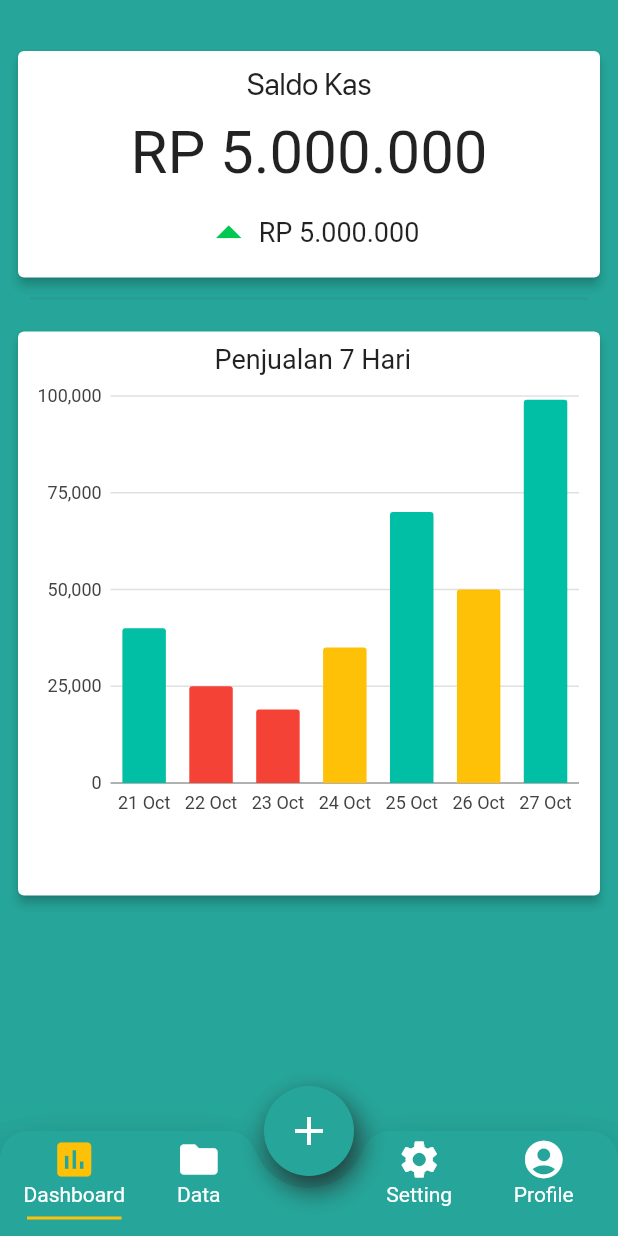
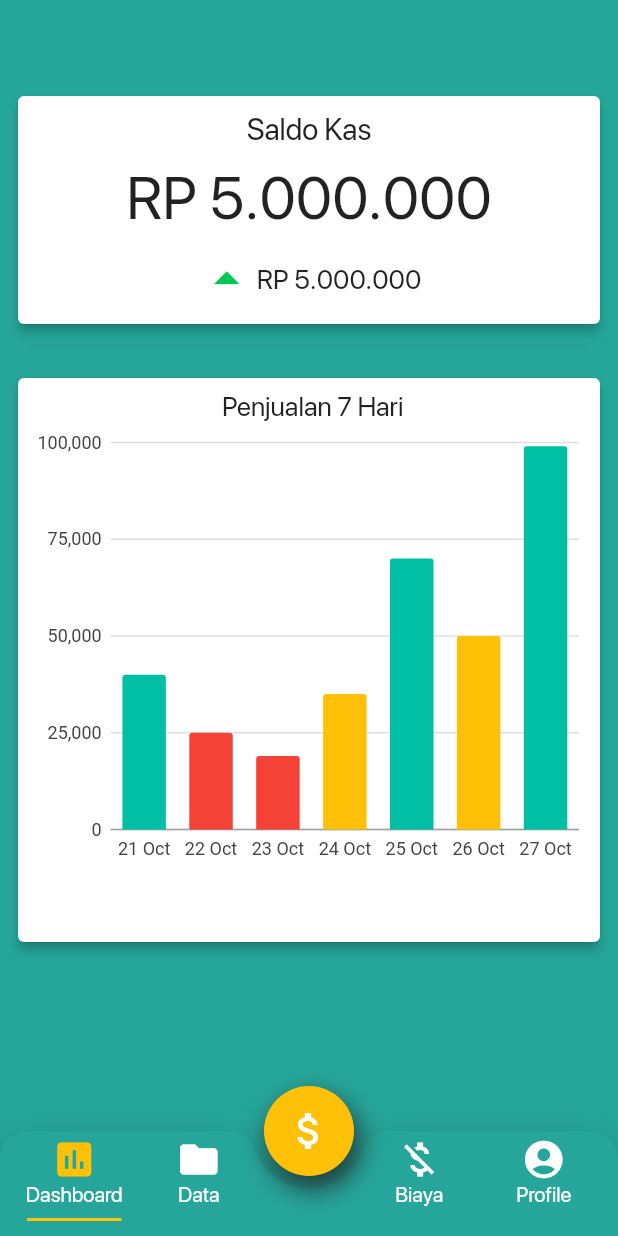
Before and after one commit to freydikagumilang/flutter_maubayar, a Flutter app: the screen it shows after launch, on a phone screen of 412 x 824 dp. Run offline on Flutter 3.47's test engine with Material 2 defaults, Android fonts, the phone set to English and light mode, and no system bars; our stand-ins replace bloc, charts_flutter, flutter_bloc, sqflite; missing offline and left inert: esc_pos_bluetooth, esc_pos_utils; accounts and stored records are empty.

```diff
--- a/lib/bottom_navigation_view/bottom_bar_view.dart
+++ b/lib/bottom_navigation_view/bottom_bar_view.dart
@@ -142,7 +142,7 @@ class _BottomBarViewState extends State<BottomBarView>
                     child: Container(
                       // alignment: Alignment.center,s
                         decoration: BoxDecoration(
-                        color: FitnessAppTheme.tosca,
+                        color: FitnessAppTheme.yellow,
                         shape: BoxShape.circle,
                         boxShadow: <BoxShadow>[
                           BoxShadow(
@@ -162,7 +162,7 @@ class _BottomBarViewState extends State<BottomBarView>
                             widget.addClick();
                           },
                           child: Icon(
-                            Icons.add,
+                            Icons.attach_money,
                             color: FitnessAppTheme.white,
                             size: 32,
                           ),
--- a/lib/dashboard/dashboard.dart
+++ b/lib/dashboard/dashboard.dart
@@ -19,6 +19,7 @@ class _DashboardState extends State<Dashboard> {
         child: Scaffold(
       backgroundColor: Colors.transparent,
       body: Container(
+        padding: EdgeInsets.only(top: 30),
         color: FitnessAppTheme.tosca,
         child: Column(
           crossAxisAlignment: CrossAxisAlignment.stretch,
--- a/lib/homescreen.dart
+++ b/lib/homescreen.dart
@@ -2,6 +2,7 @@ import 'package:flutter/material.dart';
 import 'package:maubayar/dashboard/dashboard.dart';
 import 'package:maubayar/masterdata.dart';
 import 'package:maubayar/models/tabIcon_data.dart';
+import 'package:maubayar/ui_view/biaya/input_biaya.dart';
 import 'bottom_navigation_view/bottom_bar_view.dart';
 import 'fintness_app_theme.dart';
 
@@ -37,6 +38,8 @@ class _HomeScreenState extends State<HomeScreen>with TickerProviderStateMixin {
       tabBody = Dashboard();
     }else if(widget.tab_id==1){
       tabBody = MasterData();
+    }else if(widget.tab_id==2){
+      tabBody = InputBiaya();
     }
 
 
@@ -113,6 +116,16 @@ class _HomeScreenState extends State<HomeScreen>with TickerProviderStateMixin {
                       MasterData();
                 });
               });
+            }else if (index == 2) {
+              animationController.reverse().then<dynamic>((data) {
+                if (!mounted) {
+                  return;
+                }
+                setState(() {
+                  tabBody =
+                      InputBiaya();
+                });
+              });
             }
             // else if (index == 1 || index == 3) {
             //   animationController.reverse().then<dynamic>((data) {
--- a/lib/main.dart
+++ b/lib/main.dart
@@ -1,5 +1,6 @@
 import 'package:flutter/material.dart';
 import 'package:maubayar/dashboard/dashboard.dart';
+import 'package:maubayar/fintness_app_theme.dart';
 import 'package:maubayar/homescreen.dart';
 import 'package:maubayar/masterdata.dart';
 import 'package:maubayar/models/produkmodel.dart';
@@ -15,25 +16,36 @@ void main() {
 
 class MyApp extends StatelessWidget {
   final int tab_id;
-  MyApp({this.tab_id=0});
+  MyApp({this.tab_id = 0});
 
   // This widget is the root of your application.
   @override
   Widget build(BuildContext context) {
     return WillPopScope(
-      onWillPop: ()async=>false,
-          child: MaterialApp(
+      onWillPop: () async => false,
+      child: MaterialApp(
         debugShowCheckedModeBanner: false,
-        routes: <String,WidgetBuilder>{
-            '/dashboard':(context)=> new MyApp(tab_id: 2),//Kategori(),
-            '/masterdata':(context)=> new MyApp(tab_id: 1,),//Kategori(),
-            '/kategori':(context)=> new Kategori(),//Kategori(),
-            '/produk':(context)=> new Produk(),//Produk(),
-            '/pelanggan':(context)=> new Pelanggan(),
-            '/kapster':(context)=> new Kapster(),
-            '/kasir':(context)=> new Kasir(),
-          },
-        home: HomeScreen(tab_id: tab_id,),
+        routes: <String, WidgetBuilder>{
+          '/dashboard': (context) => new MyApp(tab_id: 0), //Kategori(),
+          '/masterdata': (context) => new MyApp(
+                tab_id: 1,
+              ), //Kategori(),
+          '/kategori': (context) => new Kategori(), //Kategori(),
+          '/produk': (context) => new Produk(), //Produk(),
+          '/pelanggan': (context) => new Pelanggan(),
+          '/kapster': (context) => new Kapster(),
+          '/kasir': (context) => new Kasir(),
+        },
+        theme: ThemeData(
+          cursorColor: Colors.grey,
+          dialogBackgroundColor: Colors.white,
+          colorScheme: ColorScheme.light(primary: Colors.tealAccent[700]),
+          textSelectionColor: Colors.grey,
+          fontFamily: 'SFProDisplay'
+        ),
+        home: HomeScreen(
+          tab_id: tab_id,
+        ),
       ),
     );
   }
--- a/lib/models/tabIcon_data.dart
+++ b/lib/models/tabIcon_data.dart
@@ -36,8 +36,8 @@ class TabIconData {
       index: 2,
       isSelected: false,
       animationController: null,
-      menu:"Setting",
-      icon: Icons.settings
+      menu:"Biaya",
+      icon: Icons.money_off
     ),
     TabIconData(
       index: 3,
--- a/pubspec.yaml
+++ b/pubspec.yaml
@@ -25,6 +25,7 @@ dependencies:
     sdk: flutter
   charts_flutter: ^0.9.0
   cupertino_icons: ^1.0.0
+  esc_pos_bluetooth: ^0.2.8
   flutter_bloc: ^6.1.1
   sqflite: ^1.3.2+1
   uuid: ^2.2.2
```
Also changed, not shown: lib/ui_view/biaya/input_biaya.dart (added, +66 -0 lines), lib/ui_view/transaksi/kasir.dart (+11 -8 lines), lib/ui_view/transaksi/printnota.dart (added, +61 -0 lines), pubspec.lock, 1 other file.
